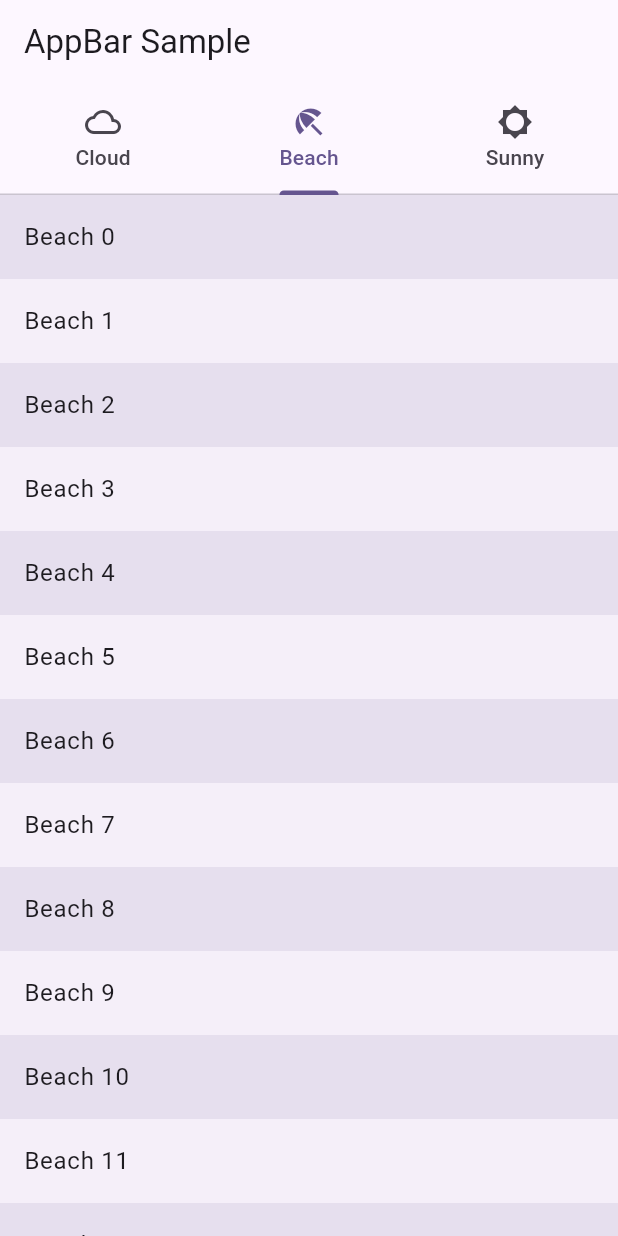
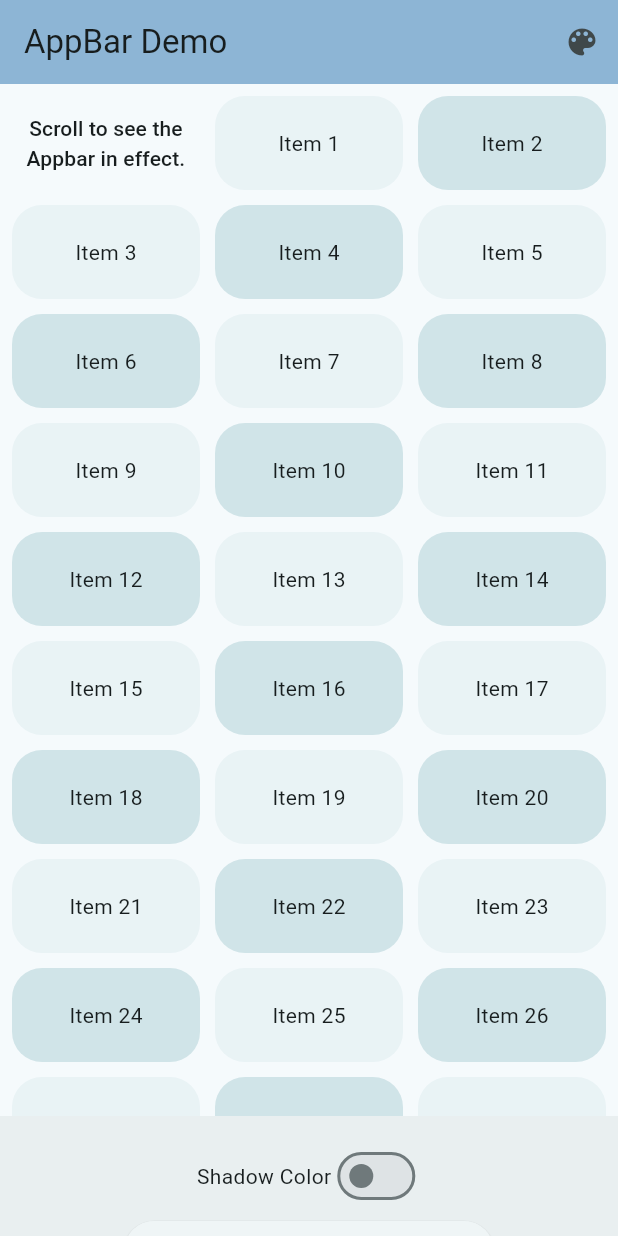
Before and after one commit to DiegoE0/proyectoflutter, a Flutter app: the screen it shows after launch, on a phone screen of 412 x 824 dp. Run offline on Flutter 3.47's test engine with Material 3 defaults, Android fonts, the phone set to English and light mode, and no system bars.

Commit message:
ejecicio 1

```diff
--- a/lib/main.dart
+++ b/lib/main.dart
@@ -1,8 +1,8 @@
 import 'package:flutter/material.dart';
 
-/// Flutter code sample for [AppBar].
+/// Flutter code sample for [AppBar] with dynamic color, SnackBar, and Switch.
 
-List<String> titles = <String>['Cloud', 'Beach', 'Sunny'];
+final List<int> _items = List<int>.generate(51, (int index) => index);
 
 void main() => runApp(const AppBarApp());
 
@@ -12,82 +12,152 @@ class AppBarApp extends StatelessWidget {
   @override
   Widget build(BuildContext context) {
     return MaterialApp(
-      theme: ThemeData(colorSchemeSeed: const Color(0xff6750a4)),
+      debugShowCheckedModeBanner: false, // Quita el banner de debug
+      theme: ThemeData(
+        colorSchemeSeed: const Color(0xff00BCD4),
+      ), // Cambiado a un nuevo color (cian)
       home: const AppBarExample(),
     );
   }
 }
 
-class AppBarExample extends StatelessWidget {
+class AppBarExample extends StatefulWidget {
   const AppBarExample({super.key});
+
+  @override
+  State<AppBarExample> createState() => _AppBarExampleState();
+}
+
+class _AppBarExampleState extends State<AppBarExample> {
+  bool shadowColor = false;
+  double? scrolledUnderElevation;
+  Color appBarColor = const Color.fromARGB(255, 141, 181, 213);
+  final List<Color> _colors = [
+    Colors.blue,
+    Colors.green,
+    Colors.red,
+    Colors.purple,
+    Colors.orange,
+    Colors.teal,
+    Colors.indigo,
+    Colors.pink,
+    Colors.amber,
+    Colors.cyan,
+    Colors.lime,
+    Colors.deepOrange,
+    Colors.brown,
+    Colors.grey,
+    Colors.blueGrey,
+  ];
+  int _currentColorIndex = 0;
+
+  void _changeAppBarColor() {
+    setState(() {
+      _currentColorIndex = (_currentColorIndex + 1) % _colors.length;
+      appBarColor = _colors[_currentColorIndex];
+    });
+  }
+
+  void _showElevationSnackBar() {
+    ScaffoldMessenger.of(context).showSnackBar(
+      SnackBar(
+        content: Text(
+          'scrolledUnderElevation: ${scrolledUnderElevation ?? 'default'}',
+        ),
+        duration: const Duration(seconds: 2),
+      ),
+    );
+  }
 
   @override
   Widget build(BuildContext context) {
     final ColorScheme colorScheme = Theme.of(context).colorScheme;
     final Color oddItemColor = colorScheme.primary.withOpacity(0.05);
     final Color evenItemColor = colorScheme.primary.withOpacity(0.15);
-    const int tabsCount = 3;
 
-    return DefaultTabController(
-      initialIndex: 1,
-      length: tabsCount,
-      child: Scaffold(
+    return Scaffold(
       appBar: AppBar(
-          title: const Text('AppBar Sample'),
-          // This check specifies which nested Scrollable's scroll notification
-          // should be listened to.
-          //
-          // When `ThemeData.useMaterial3` is true and scroll view has
-          // scrolled underneath the app bar, this updates the app bar
-          // background color and elevation.
-          //
-          // This sets `notification.depth == 1` to listen to the scroll
-          // notification from the nested `ListView.builder`.
-          notificationPredicate: (ScrollNotification notification) {
-            return notification.depth == 1;
-          },
-          // The elevation value of the app bar when scroll view has
-          // scrolled underneath the app bar.
-          scrolledUnderElevation: 4.0,
-          shadowColor: Theme.of(context).shadowColor,
-          bottom: TabBar(
-            tabs: <Widget>[
-              Tab(icon: const Icon(Icons.cloud_outlined), text: titles[0]),
-              Tab(icon: const Icon(Icons.beach_access_sharp), text: titles[1]),
-              Tab(icon: const Icon(Icons.brightness_5_sharp), text: titles[2]),
+        title: const Text('AppBar Demo'),
+        scrolledUnderElevation: scrolledUnderElevation,
+        shadowColor: shadowColor ? Theme.of(context).colorScheme.shadow : null,
+        backgroundColor: appBarColor,
+        actions: [
+          IconButton(
+            icon: const Icon(Icons.color_lens),
+            tooltip: 'Change AppBar Color',
+            onPressed: _changeAppBarColor,
+          ),
         ],
       ),
+      body: GridView.builder(
+        itemCount: _items.length,
+        padding: const EdgeInsets.all(8.0),
+        gridDelegate: const SliverGridDelegateWithFixedCrossAxisCount(
+          crossAxisCount: 3,
+          childAspectRatio: 2.0,
+          mainAxisSpacing: 10.0,
+          crossAxisSpacing: 10.0,
         ),
-        body: TabBarView(
-          children: <Widget>[
-            ListView.builder(
-              itemCount: 25,
         itemBuilder: (BuildContext context, int index) {
-                return ListTile(
-                  tileColor: index.isOdd ? oddItemColor : evenItemColor,
-                  title: Text('${titles[0]} $index'),
+          if (index == 0) {
+            return Center(
+              child: Text(
+                'Scroll to see the Appbar in effect.',
+                style: Theme.of(context).textTheme.labelLarge,
+                textAlign: TextAlign.center,
+              ),
+            );
+          }
+          return Container(
+            alignment: Alignment.center,
+            decoration: BoxDecoration(
+              borderRadius: BorderRadius.circular(20.0),
+              color: _items[index].isOdd ? oddItemColor : evenItemColor,
+            ),
+            child: Text('Item $index'),
           );
         },
       ),
-            ListView.builder(
-              itemCount: 25,
-              itemBuilder: (BuildContext context, int index) {
-                return ListTile(
-                  tileColor: index.isOdd ? oddItemColor : evenItemColor,
-                  title: Text('${titles[1]} $index'),
-                );
-              },
-            ),
-            ListView.builder(
-              itemCount: 25,
-              itemBuilder: (BuildContext context, int index) {
-                return ListTile(
-                  tileColor: index.isOdd ? oddItemColor : evenItemColor,
-                  title: Text('${titles[2]} $index'),
-                );
+      bottomNavigationBar: BottomAppBar(
+        child: Padding(
+          padding: const EdgeInsets.all(8),
+          child: OverflowBar(
+            overflowAlignment: OverflowBarAlignment.center,
+            alignment: MainAxisAlignment.center,
+            overflowSpacing: 5.0,
+            children: <Widget>[
+              Row(
+                mainAxisSize: MainAxisSize.min,
+                children: [
+                  const Text('Shadow Color'),
+                  Switch(
+                    value: shadowColor,
+                    onChanged: (bool value) {
+                      setState(() {
+                        shadowColor = value;
+                      });
                     },
                   ),
                 ],
+              ),
+              const SizedBox(width: 5),
+              ElevatedButton(
+                onPressed: () {
+                  setState(() {
+                    if (scrolledUnderElevation == null) {
+                      scrolledUnderElevation = 4.0;
+                    } else {
+                      scrolledUnderElevation = scrolledUnderElevation! + 1.0;
+                    }
+                    _showElevationSnackBar();
+                  });
+                },
+                child: Text(
+                  'scrolledUnderElevation: ${scrolledUnderElevation ?? 'default'}',
+                ),
+              ),
+            ],
+          ),
         ),
       ),
     );
```
Lines whose indentation alone changed are shown as unchanged.
